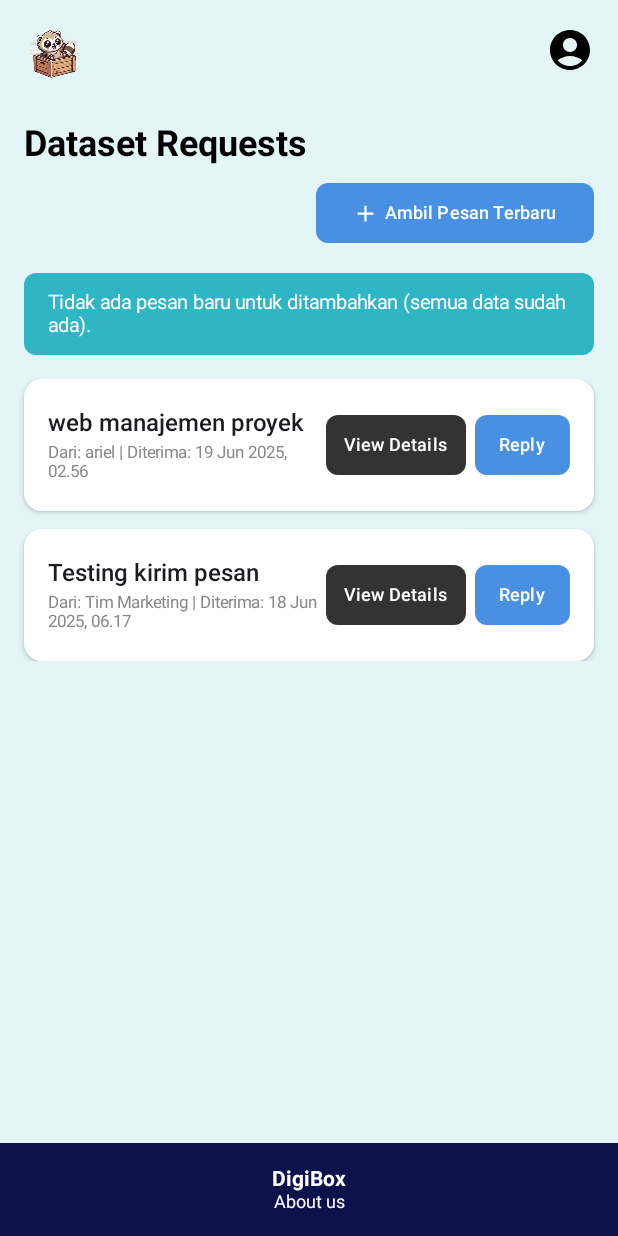
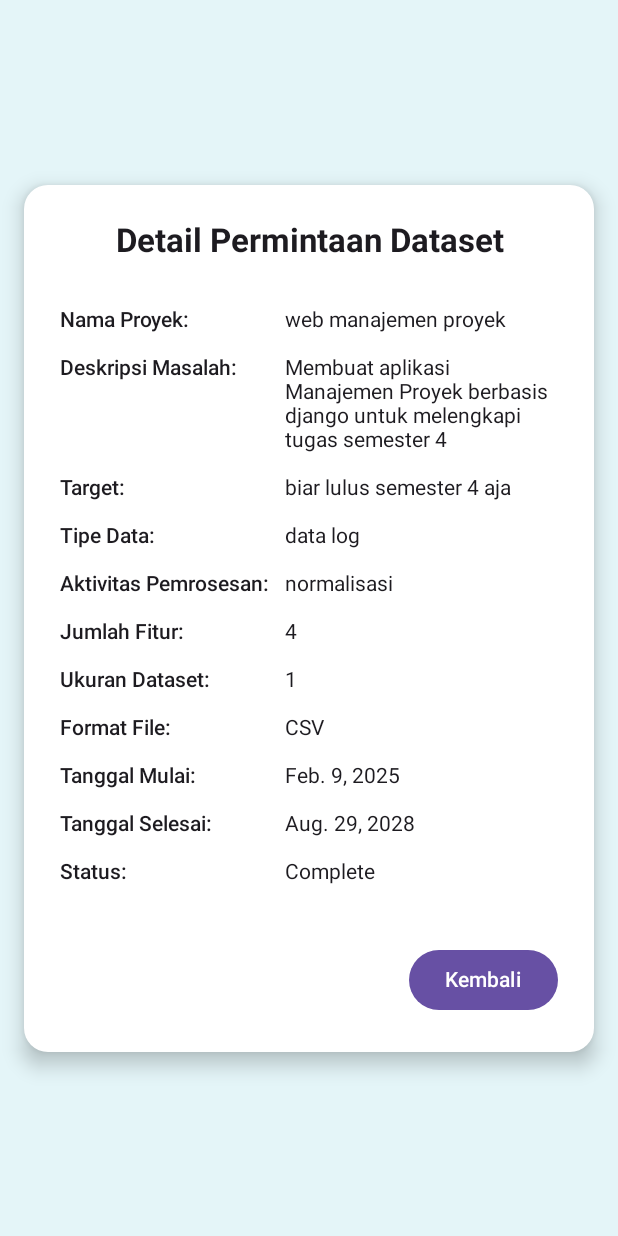
Before and after one commit to rangga-aditya12/Projek-Dataset-Management, an Android app built with Jetpack Compose: the DatasetRequestsScreen screen opened through its navigation route, after a tap on "View Details", on a phone screen of 412 x 824 dp. Run offline under Robolectric (Android 15) with nearby library versions, the phone set to English and light mode, and no system bars; our stand-ins replace Room's generated code.

Commit message:
Tambahan dataset requests

```diff
--- a/app/src/main/java/com/example/digiboxtest/MainActivity.kt
+++ b/app/src/main/java/com/example/digiboxtest/MainActivity.kt
@@ -64,6 +64,7 @@ import com.example.digiboxtest.ui.theme.CreateDatasetScreen
 import com.example.digiboxtest.ui.theme.DatasetDetailScreen
 import com.example.digiboxtest.ui.theme.DatasetListScreen
 import com.example.digiboxtest.ui.theme.DatasetMetadataScreen
+import com.example.digiboxtest.ui.theme.DatasetRequestDetailScreen
 import com.example.digiboxtest.ui.theme.DatasetRequestsScreen
 import com.example.digiboxtest.ui.theme.EditDatasetScreen
 import com.example.digiboxtest.ui.theme.LoginScreen
@@ -71,6 +72,7 @@ import com.example.digiboxtest.ui.theme.ProfileScreen
 import com.example.digiboxtest.ui.theme.ReplyScreen
 import com.example.digiboxtest.ui.theme.SignUpScreen
 import com.example.digiboxtest.ui.theme.UserPreferences
+import com.example.digiboxtest.viewmodel.DatasetRequestsViewModel
 import com.example.digiboxtest.viewmodel.DatasetRoomViewModel
 import com.example.digiboxtest.viewmodel.UserViewModel
 import kotlinx.coroutines.launch
@@ -91,6 +93,7 @@ fun DigiBoxApp() {
     val userPreferences = remember { UserPreferences(context) }
     val datasetViewModel: DatasetRoomViewModel = viewModel()
     val userViewModel: UserViewModel = viewModel()
+    val requestsViewModel: DatasetRequestsViewModel = viewModel() // Inisialisasi ViewModel untuk request
 
     val isLoggedIn by userPreferences.isLoggedIn.collectAsState(initial = false)
     var loading by remember { mutableStateOf(true) }
@@ -188,7 +191,20 @@ fun DigiBoxApp() {
             }
             // Rute untuk halaman daftar request
             composable("datasetRequests") {
-                DatasetRequestsScreen(navController = navController)
+                DatasetRequestsScreen(navController = navController, viewModel = requestsViewModel)
+            }
+
+            // Rute untuk halaman detail request
+            composable(
+                route = "datasetRequestDetail/{requestId}",
+                arguments = listOf(navArgument("requestId") { type = NavType.IntType })
+            ) { backStackEntry ->
+                val requestId = backStackEntry.arguments?.getInt("requestId") ?: 0
+                val requestDetails = requestsViewModel.getRequestDetails(requestId)
+                DatasetRequestDetailScreen(
+                    navController = navController,
+                    request = requestDetails
+                )
             }
 
             // Rute untuk halaman balas pesan
--- /dev/null
+++ b/app/src/main/java/com/example/digiboxtest/ui/theme/DatasetRequestDetailScreen.kt
@@ -0,0 +1,95 @@
+package com.example.digiboxtest.ui.theme
+
+import androidx.compose.foundation.background
+import androidx.compose.foundation.layout.*
+import androidx.compose.foundation.rememberScrollState
+import androidx.compose.foundation.shape.RoundedCornerShape
+import androidx.compose.foundation.verticalScroll
+import androidx.compose.material3.Button
+import androidx.compose.material3.Card
+import androidx.compose.material3.CardDefaults
+import androidx.compose.material3.Text
+import androidx.compose.runtime.Composable
+import androidx.compose.ui.Alignment
+import androidx.compose.ui.Modifier
+import androidx.compose.ui.graphics.Color
+import androidx.compose.ui.text.font.FontWeight
+import androidx.compose.ui.text.style.TextAlign
+import androidx.compose.ui.unit.dp
+import androidx.compose.ui.unit.sp
+import androidx.navigation.NavController
+
+@Composable
+fun DatasetRequestDetailScreen(
+    navController: NavController,
+    request: DetailedDatasetRequest
+) {
+    Box(
+        modifier = Modifier
+            .fillMaxSize()
+            .background(Color(0xFFE4F5F8)) // Latar belakang biru muda
+            .padding(16.dp),
+        contentAlignment = Alignment.Center
+    ) {
+        Card(
+            modifier = Modifier.fillMaxWidth(),
+            shape = RoundedCornerShape(16.dp),
+            colors = CardDefaults.cardColors(containerColor = Color.White),
+            elevation = CardDefaults.cardElevation(defaultElevation = 8.dp)
+        ) {
+            Column(
+                modifier = Modifier
+                    .padding(24.dp)
+                    .verticalScroll(rememberScrollState())
+            ) {
+                Text(
+                    text = "Detail Permintaan Dataset",
+                    fontSize = 22.sp,
+                    fontWeight = FontWeight.Bold,
+                    textAlign = TextAlign.Center,
+                    modifier = Modifier
+                        .align(Alignment.CenterHorizontally)
+                        .padding(bottom = 24.dp)
+                )
+
+                DetailRow(label = "Nama Proyek:", value = request.projectName)
+                DetailRow(label = "Deskripsi Masalah:", value = request.problemDescription)
+                DetailRow(label = "Target:", value = request.target)
+                DetailRow(label = "Tipe Data:", value = request.dataType)
+                DetailRow(label = "Aktivitas Pemrosesan:", value = request.processingActivity)
+                DetailRow(label = "Jumlah Fitur:", value = request.featureCount.toString())
+                DetailRow(label = "Ukuran Dataset:", value = request.datasetSize.toString())
+                DetailRow(label = "Format File:", value = request.fileFormat)
+                DetailRow(label = "Tanggal Mulai:", value = request.startDate)
+                DetailRow(label = "Tanggal Selesai:", value = request.endDate)
+                DetailRow(label = "Status:", value = request.status)
+
+                Spacer(modifier = Modifier.height(32.dp))
+
+                Button(
+                    onClick = { navController.popBackStack() },
+                    modifier = Modifier.align(Alignment.End)
+                ) {
+                    Text("Kembali")
+                }
+            }
+        }
+    }
+}
+
+@Composable
+private fun DetailRow(label: String, value: String) {
+    Row(
+        modifier = Modifier
+            .fillMaxWidth()
+            .padding(vertical = 8.dp),
+        verticalAlignment = Alignment.Top
+    ) {
+        Text(
+            text = label,
+            fontWeight = FontWeight.SemiBold,
+            modifier = Modifier.width(150.dp)
+        )
+        Text(text = value, modifier = Modifier.weight(1f))
+    }
+}
--- a/app/src/main/java/com/example/digiboxtest/ui/theme/DatasetRequestsScreen.kt
+++ b/app/src/main/java/com/example/digiboxtest/ui/theme/DatasetRequestsScreen.kt
@@ -28,6 +28,22 @@ data class DatasetRequest(
     val title: String,
     val sender: String,
     val date: String
+)
+
+// [BARU] Data class untuk halaman detail
+data class DetailedDatasetRequest(
+    val id: Int,
+    val projectName: String,
+    val problemDescription: String,
+    val target: String,
+    val dataType: String,
+    val processingActivity: String,
+    val featureCount: Int,
+    val datasetSize: Int,
+    val fileFormat: String,
+    val startDate: String,
+    val endDate: String,
+    val status: String
 )
 
 val mockRequests = listOf(
@@ -128,6 +144,10 @@ fun DatasetRequestsScreen(
                     items(requests) { request ->
                         RequestCard(
                             request = request,
+                            // [DIUBAH] Aksi klik untuk "View Details"
+                            onViewDetailsClick = {
+                                navController.navigate("datasetRequestDetail/${request.id}")
+                            },
                             onReplyClick = {
                                 // Navigasi ke halaman ReplyScreen dengan membawa ID dan Judul
                                 navController.navigate("reply/${request.id}/${request.title}")
@@ -141,7 +161,11 @@ fun DatasetRequestsScreen(
 }
 
 @Composable
-fun RequestCard(request: DatasetRequest, onReplyClick: () -> Unit) {
+fun RequestCard(
+    request: DatasetRequest,
+    onReplyClick: () -> Unit,
+    onViewDetailsClick: () -> Unit // [DIUBAH] Tambahkan parameter ini
+) {
     Card(
         modifier = Modifier.fillMaxWidth(),
         shape = RoundedCornerShape(12.dp),
@@ -168,7 +192,7 @@ fun RequestCard(request: DatasetRequest, onReplyClick: () -> Unit) {
                 horizontalArrangement = Arrangement.spacedBy(6.dp)
             ) {
                 Button(
-                    onClick = { /* TODO: Implementasi logika view details */ },
+                    onClick = onViewDetailsClick, // [DIUBAH] Gunakan handler baru
                     shape = RoundedCornerShape(8.dp),
                     colors = ButtonDefaults.buttonColors(containerColor = Color(0xFF333333)),
                     contentPadding = PaddingValues(horizontal = 12.dp)
--- a/app/src/main/java/com/example/digiboxtest/viewmodel/DatasetRequestsViewModel.kt
+++ b/app/src/main/java/com/example/digiboxtest/viewmodel/DatasetRequestsViewModel.kt
@@ -1,9 +1,11 @@
+// File: app/src/main/java/com/example/digiboxtest/viewmodel/DatasetRequestsViewModel.kt
 package com.example.digiboxtest.viewmodel
 
 import androidx.lifecycle.ViewModel
 import androidx.lifecycle.viewModelScope
 import com.example.digiboxtest.BuildConfig
 import com.example.digiboxtest.ui.theme.DatasetRequest
+import com.example.digiboxtest.ui.theme.DetailedDatasetRequest // <-- Tambahkan import ini
 import com.example.digiboxtest.ui.theme.mockRequests
 import kotlinx.coroutines.delay
 import kotlinx.coroutines.flow.MutableStateFlow
@@ -91,4 +93,26 @@ class DatasetRequestsViewModel : ViewModel() {
             }
         }
     }
+
+    /**
+     * [BARU] Fungsi untuk mendapatkan detail permintaan palsu berdasarkan ID.
+     * Di aplikasi nyata, ini akan mengambil data dari API atau database.
+     */
+    fun getRequestDetails(id: Int): DetailedDatasetRequest {
+        // Data palsu untuk demonstrasi
+        return DetailedDatasetRequest(
+            id = id,
+            projectName = "web manajemen proyek",
+            problemDescription = "Membuat aplikasi Manajemen Proyek berbasis django untuk melengkapi tugas semester 4",
+            target = "biar lulus semester 4 aja",
+            dataType = "data log",
+            processingActivity = "normalisasi",
+            featureCount = 4,
+            datasetSize = 1,
+            fileFormat = "CSV",
+            startDate = "Feb. 9, 2025",
+            endDate = "Aug. 29, 2028",
+            status = "Complete"
+        )
+    }
 }
```
